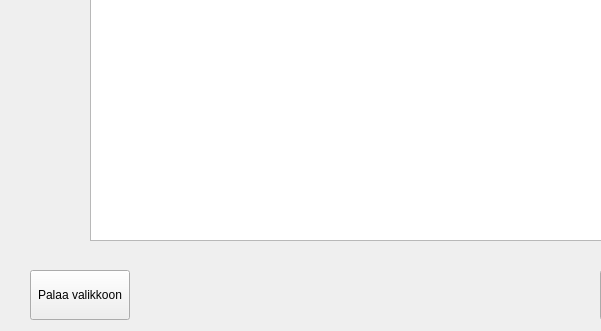
Before: the Qt Designer form frontend/korttiwindow.ui in janikasavela/Bank, drawn with Qt 5; both pictures show x 0 to 601 and y 230 to 561 of the 736 by 561 pixel window.
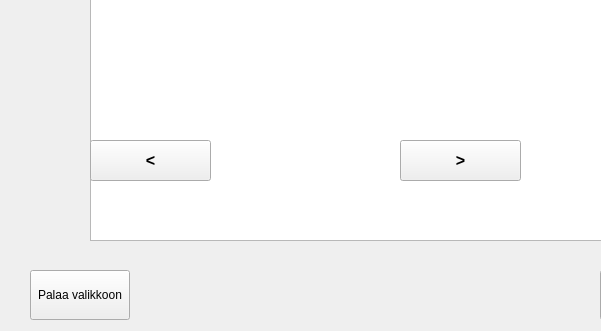
After: the same form once the commit is applied. The open tabs and pages were chosen to show the change.

Commit message: nyt toimii sekä combobox että tilitapahtumat osio

What changed in the file:
```diff
--- a/frontend/korttiwindow.ui
+++ b/frontend/korttiwindow.ui
@@ -128,6 +128,11 @@
        <height>341</height>
       </rect>
      </property>
+     <property name="font">
+      <font>
+       <pointsize>13</pointsize>
+      </font>
+     </property>
     </widget>
     <widget class="QLabel" name="label_tilitapahtumat">
      <property name="geometry">
@@ -147,6 +152,47 @@
       <string>TextLabel</string>
      </property>
     </widget>
+    <widget class="QToolButton" name="btn_uudemmat">
+     <property name="geometry">
+      <rect>
+       <x>100</x>
+       <y>370</y>
+       <width>121</width>
+       <height>41</height>
+      </rect>
+     </property>
+     <property name="font">
+      <font>
+       <pointsize>12</pointsize>
+       <italic>false</italic>
+       <bold>true</bold>
+       <strikeout>false</strikeout>
+      </font>
+     </property>
+     <property name="text">
+      <string>&lt;</string>
+     </property>
+    </widget>
+    <widget class="QToolButton" name="btn_vanhemmat">
+     <property name="geometry">
+      <rect>
+       <x>410</x>
+       <y>370</y>
+       <width>121</width>
+       <height>41</height>
+      </rect>
+     </property>
+     <property name="font">
+      <font>
+       <pointsize>12</pointsize>
+       <italic>false</italic>
+       <bold>true</bold>
+      </font>
+     </property>
+     <property name="text">
+      <string>&gt;</string>
+     </property>
+    </widget>
    </widget>
    <widget class="QWidget" name="stackNosto"/>
    <widget class="QWidget" name="stackSiirto"/>
```
Left out of the diff: 2 changed lines with no effect on the pictures. The commit also changes 5 other files.
